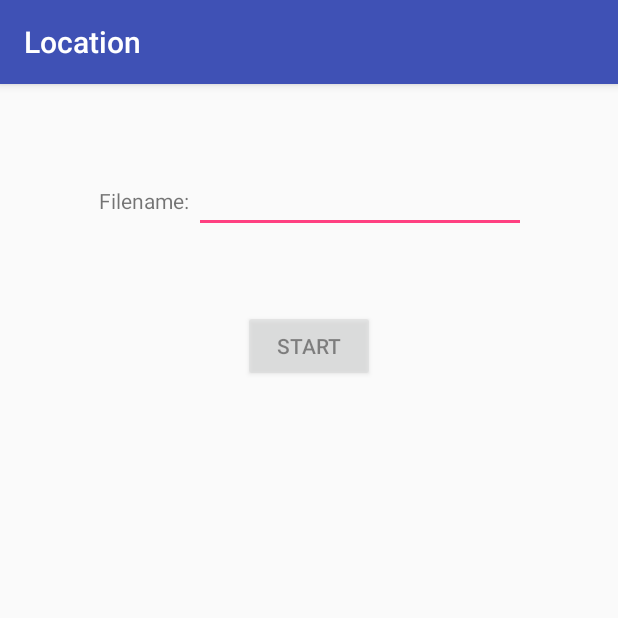
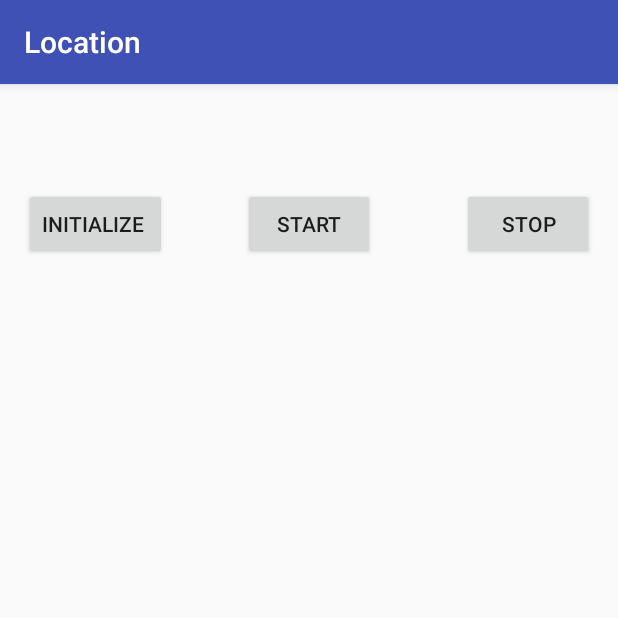
Before and after one commit to Aawesh/WifiPeerToPeer, an Android app: the screen it shows after launch (MainActivity), on a phone screen of 412 x 824 dp, the top half of it. Run offline under Robolectric (Android 15) with nearby library versions, the phone set to English and light mode, and no system bars.

```diff
--- a/app/build.gradle
+++ b/app/build.gradle
@@ -5,7 +5,7 @@ android {
     buildToolsVersion "25.0.3"
     defaultConfig {
         applicationId "location.com.wifipeertopeer"
-        minSdkVersion 19
+        minSdkVersion 18
         targetSdkVersion 25
         versionCode 1
         versionName "1.0"
--- a/app/src/main/AndroidManifest.xml
+++ b/app/src/main/AndroidManifest.xml
@@ -1,9 +1,6 @@
 <?xml version="1.0" encoding="utf-8"?>
 <manifest xmlns:android="http://schemas.android.com/apk/res/android"
     package="wifipeertopeer.com.wifipeertopeer" >
-
-    <uses-permission android:name="android.permission.WRITE_EXTERNAL_STORAGE"/>
-
 
     <uses-permission android:name="android.permission.ACCESS_FINE_LOCATION" />
     <!-- Needed only if your app targets Android 5.0 (API level 21) or higher. -->
--- a/app/src/main/res/layout/activity_main.xml
+++ b/app/src/main/res/layout/activity_main.xml
@@ -6,42 +6,39 @@
     android:paddingLeft="16dp"
     android:paddingRight="16dp"
     android:id="@+id/mainLayout">
-    <EditText
-        android:id="@+id/editText"
-        android:layout_height="52dp"
-        android:layout_width="221dp"
-        android:inputType="text"
-        android:layout_marginTop="47dp"
-        android:layout_alignParentTop="true"
-        android:layout_alignParentEnd="true"
-        android:layout_marginEnd="45dp" />
 
     <Button
-        android:id="@+id/button1"
+        android:id="@+id/initialize_btn"
+        android:layout_width="wrap_content"
+        android:layout_height="wrap_content"
+        android:layout_alignParentTop="true"
+        android:layout_marginTop="69dp"
+        android:text="Initialize " />
+
+    <Button
+        android:id="@+id/start_btn"
         android:layout_width="wrap_content"
         android:layout_height="wrap_content"
         android:text="Start"
-        android:layout_marginTop="51dp"
-        android:layout_below="@+id/editText"
+        android:layout_alignBaseline="@+id/initialize_btn"
+        android:layout_alignBottom="@+id/initialize_btn"
         android:layout_centerHorizontal="true" />
 
     <TextView
         android:id="@+id/textView"
         android:layout_width="wrap_content"
         android:layout_height="wrap_content"
-        android:layout_marginTop="91dp"
-        android:text=""
-        android:layout_below="@+id/button1"
-        android:layout_alignStart="@+id/editText"
-        android:layout_marginStart="15dp" />
+        android:layout_alignParentStart="true"
+        android:layout_below="@+id/initialize_btn"
+        android:layout_marginStart="75dp"
+        android:layout_marginTop="113dp" />
 
-    <TextView
-        android:id="@+id/textView2"
+    <Button
+        android:id="@+id/stop_btn"
         android:layout_width="wrap_content"
         android:layout_height="wrap_content"
-        android:layout_alignBottom="@+id/editText"
-        android:layout_marginBottom="12dp"
-        android:layout_toStartOf="@+id/editText"
-        android:text="Filename: " />
+        android:layout_alignBottom="@+id/start_btn"
+        android:layout_alignParentEnd="true"
+        android:text="Stop" />
 
 </RelativeLayout>
```
Also changed, not shown: app/src/main/java/wifipeertopeer/com/wifipeertopeer/MainActivity.java (+50 -90 lines).
